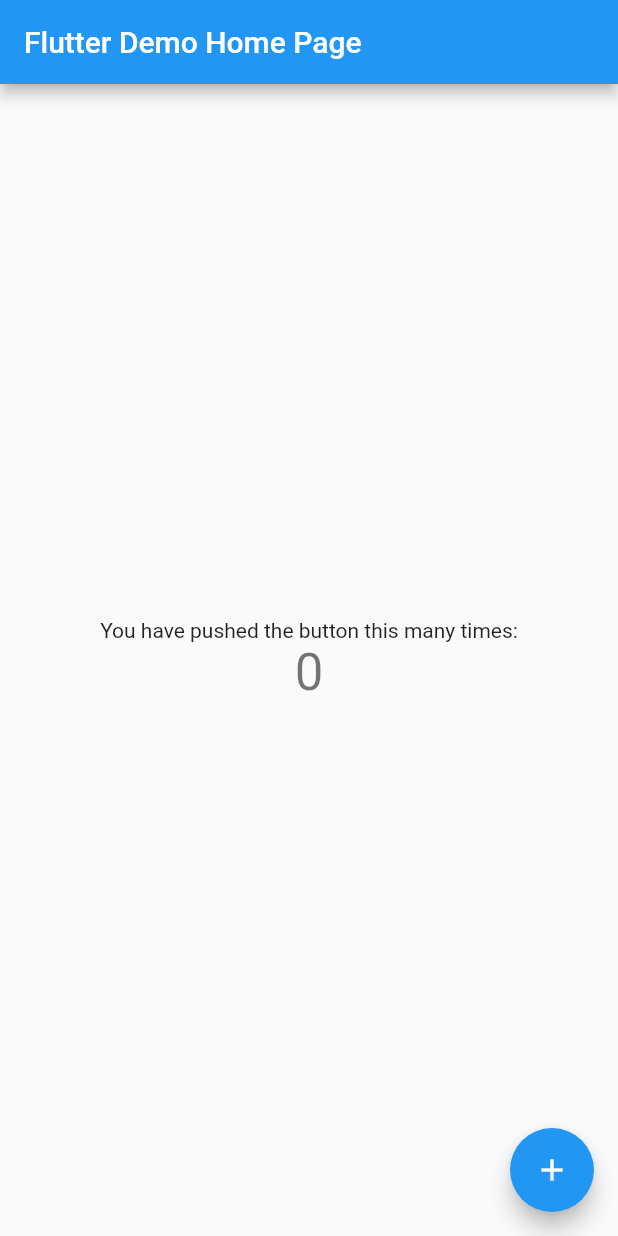
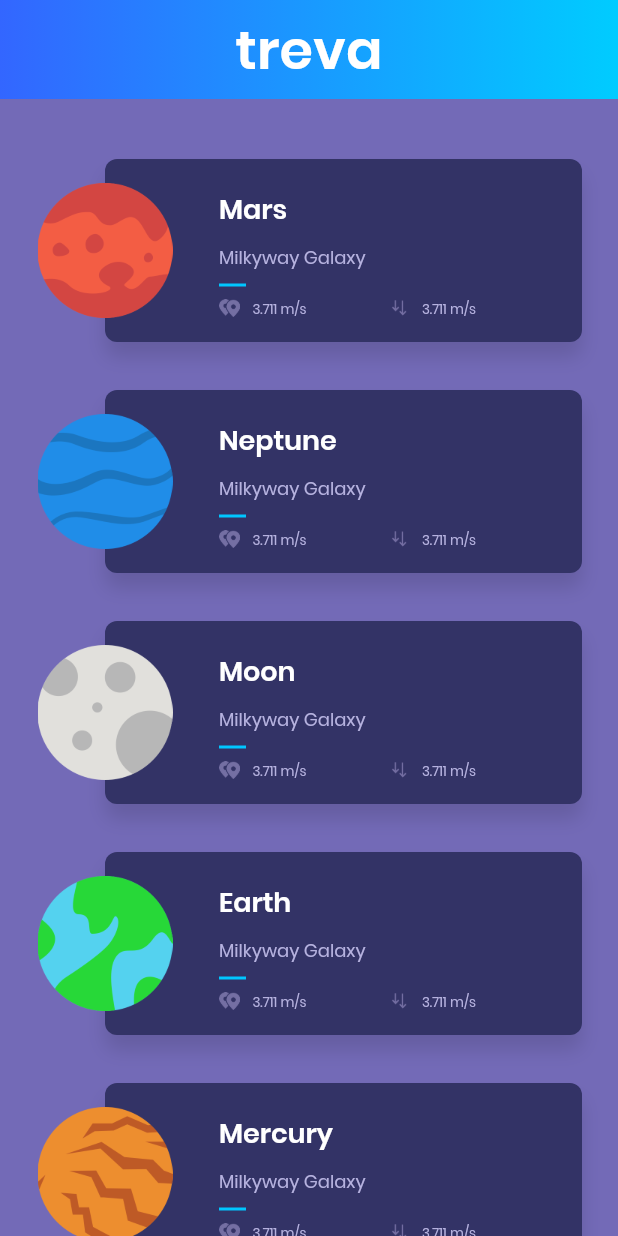
Before and after one commit to kaoussi/flutter-planets, a Flutter app: the screen it shows after launch, on a phone screen of 412 x 824 dp. Run offline on Flutter 3.47's test engine with Material 2 defaults, Android fonts, the phone set to English and light mode, and no system bars.

Commit message:
first commit

```diff
--- a/lib/main.dart
+++ b/lib/main.dart
@@ -1,109 +1,9 @@
 import 'package:flutter/material.dart';
+import 'package:planets/ui/home/HomePage.dart';
 
-void main() => runApp(new MyApp());
-
-class MyApp extends StatelessWidget {
-  // This widget is the root of your application.
-  @override
-  Widget build(BuildContext context) {
-    return new MaterialApp(
-      title: 'Flutter Demo',
-      theme: new ThemeData(
-        // This is the theme of your application.
-        //
-        // Try running your application with "flutter run". You'll see the
-        // application has a blue toolbar. Then, without quitting the app, try
-        // changing the primarySwatch below to Colors.green and then invoke
-        // "hot reload" (press "r" in the console where you ran "flutter run",
-        // or press Run > Flutter Hot Reload in IntelliJ). Notice that the
-        // counter didn't reset back to zero; the application is not restarted.
-        primarySwatch: Colors.blue,
-      ),
-      home: new MyHomePage(title: 'Flutter Demo Home Page'),
-    );
-  }
+void main() {
+  runApp(new MaterialApp(
+    title: "Planets",
+    home: new HomePage(),
+  ));
 }
-
-class MyHomePage extends StatefulWidget {
-  MyHomePage({Key key, this.title}) : super(key: key);
-
-  // This widget is the home page of your application. It is stateful, meaning
-  // that it has a State object (defined below) that contains fields that affect
-  // how it looks.
-
-  // This class is the configuration for the state. It holds the values (in this
-  // case the title) provided by the parent (in this case the App widget) and
-  // used by the build method of the State. Fields in a Widget subclass are
-  // always marked "final".
-
-  final String title;
-
-  @override
-  _MyHomePageState createState() => new _MyHomePageState();
-}
-
-class _MyHomePageState extends State<MyHomePage> {
-  int _counter = 0;
-
-  void _incrementCounter() {
-    setState(() {
-      // This call to setState tells the Flutter framework that something has
-      // changed in this State, which causes it to rerun the build method below
-      // so that the display can reflect the updated values. If we changed
-      // _counter without calling setState(), then the build method would not be
-      // called again, and so nothing would appear to happen.
-      _counter++;
-    });
-  }
-
-  @override
-  Widget build(BuildContext context) {
-    // This method is rerun every time setState is called, for instance as done
-    // by the _incrementCounter method above.
-    //
-    // The Flutter framework has been optimized to make rerunning build methods
-    // fast, so that you can just rebuild anything that needs updating rather
-    // than having to individually change instances of widgets.
-    return new Scaffold(
-      appBar: new AppBar(
-        // Here we take the value from the MyHomePage object that was created by
-        // the App.build method, and use it to set our appbar title.
-        title: new Text(widget.title),
-      ),
-      body: new Center(
-        // Center is a layout widget. It takes a single child and positions it
-        // in the middle of the parent.
-        child: new Column(
-          // Column is also layout widget. It takes a list of children and
-          // arranges them vertically. By default, it sizes itself to fit its
-          // children horizontally, and tries to be as tall as its parent.
-          //
-          // Invoke "debug paint" (press "p" in the console where you ran
-          // "flutter run", or select "Toggle Debug Paint" from the Flutter tool
-          // window in IntelliJ) to see the wireframe for each widget.
-          //
-          // Column has various properties to control how it sizes itself and
-          // how it positions its children. Here we use mainAxisAlignment to
-          // center the children vertically; the main axis here is the vertical
-          // axis because Columns are vertical (the cross axis would be
-          // horizontal).
-          mainAxisAlignment: MainAxisAlignment.center,
-          children: <Widget>[
-            new Text(
-              'You have pushed the button this many times:',
-            ),
-            new Text(
-              '$_counter',
-              style: Theme.of(context).textTheme.display1,
-            ),
-          ],
-        ),
-      ),
-      floatingActionButton: new FloatingActionButton(
-        onPressed: _incrementCounter,
-        tooltip: 'Increment',
-        child: new Icon(Icons.add),
-      ), // This trailing comma makes auto-formatting nicer for build methods.
-    );
-  }
-}
--- /dev/null
+++ b/lib/model/planets.dart
@@ -0,0 +1,60 @@
+class Planet {
+  final String id;
+  final String name;
+  final String location;
+  final String distance;
+  final String gravity;
+  final String description;
+  final String image;
+
+  const Planet({this.id, this.name, this.location, this.distance, this.gravity, this.description, this.image});
+
+}
+
+List<Planet> planets = [
+  const Planet(
+    id: "1",
+    name: "Mars",
+    location: "Milkyway Galaxy",
+    distance: "54.6m Km",
+    gravity: "3.711 m/s ",
+    description: "Lorem ipsum...",
+    image: 'assets/image/mars.png',
+  ),
+  const Planet(
+    id: "2",
+    name: "Neptune",
+    location: "Milkyway Galaxy",
+    distance: "54.6m Km",
+    gravity: "3.711 m/s ",
+    description: "Lorem ipsum...",
+    image: 'assets/image/neptune.png',
+  ),
+  const Planet(
+    id: "3",
+    name: "Moon",
+    location: "Milkyway Galaxy",
+    distance: "54.6m Km",
+    gravity: "3.711 m/s ",
+    description: "Lorem ipsum...",
+    image: 'assets/image/moon.png',
+  ),
+  const Planet(
+    id: "4",
+    name: "Earth",
+    location: "Milkyway Galaxy",
+    distance: "54.6m Km",
+    gravity: "3.711 m/s ",
+    description: "Lorem ipsum...",
+    image: 'assets/image/earth.png',
+  ),
+  const Planet(
+    id: "5",
+    name: "Mercury",
+    location: "Milkyway Galaxy",
+    distance: "54.6m Km",
+    gravity: "3.711 m/s ",
+    description: "Lorem ipsum...",
+    image: 'assets/image/mercury.png',
+  ),
+];
--- /dev/null
+++ b/lib/ui/home/GradientAppBar.dart
@@ -0,0 +1,42 @@
+import 'package:flutter/material.dart';
+import 'package:path/path.dart';
+
+class GradientAppBar extends StatelessWidget {
+  final String title;
+  final double barHeight = 66.0;
+
+  GradientAppBar(this.title);
+
+  @override
+  Widget build(BuildContext context) {
+    final double statusBarHeight = MediaQuery.of(context).padding.top;
+
+    return new Container(
+      padding: new EdgeInsets.only(top: statusBarHeight),
+      height: statusBarHeight + barHeight,
+      decoration: new BoxDecoration(
+        gradient: new LinearGradient(
+            colors: [
+              const Color(0xFF3366FF),
+              const Color(0xFF00CCFF),
+            ],
+            begin: const FractionalOffset(0.0, 0.0),
+            end: const FractionalOffset(1.0, 0.0),
+            stops: [0.0, 1.0],
+            tileMode: TileMode.clamp
+        ),
+      ),
+      child: new Center(
+        child: new Text(
+          title,
+          style: const TextStyle(
+            color: Colors.white,
+            fontFamily: 'Poppins',
+            fontWeight: FontWeight.w600,
+            fontSize: 36.0
+          ),
+        ),
+      ),
+    );
+  }
+}
--- /dev/null
+++ b/lib/ui/home/HomePage.dart
@@ -0,0 +1,18 @@
+import 'package:flutter/material.dart';
+import 'package:planets/ui/home/GradientAppBar.dart';
+import 'package:planets/ui/home/HomePageBody.dart';
+
+class HomePage extends StatelessWidget {
+
+  @override
+  Widget build(BuildContext context) {
+    return new Scaffold(
+      body: new Column(
+        children: <Widget>[
+          new GradientAppBar("treva"),
+          new HomePageBody(),
+        ],
+      ),
+    );
+  }
+}
--- /dev/null
+++ b/lib/ui/home/HomePageBody.dart
@@ -0,0 +1,29 @@
+import 'package:flutter/material.dart';
+import 'package:planets/ui/home/PlanetRow.dart';
+import 'package:planets/model/planets.dart';
+
+class HomePageBody extends StatelessWidget {
+    @override
+    Widget build(BuildContext context) {
+      return new Expanded(
+          child: new Container(
+            color: new Color(0xFF736AB7),
+            child: new CustomScrollView(
+              scrollDirection: Axis.vertical,
+              slivers: <Widget>[
+                new SliverPadding(
+                    padding: const EdgeInsets.symmetric(vertical: 24.0),
+                    sliver: new SliverFixedExtentList(
+                        itemExtent: 154.0,
+                        delegate: new SliverChildBuilderDelegate(
+                            (context, index) => new PlanetRow(planets[index]),
+                          childCount: planets.length,
+                        ),
+                    ),
+                ),
+              ],
+            ),
+          )
+      );
+    }
+  }
--- /dev/null
+++ b/lib/ui/home/PlanetRow.dart
@@ -0,0 +1,126 @@
+import 'package:flutter/material.dart';
+import 'package:planets/model/planets.dart';
+
+class PlanetRow extends StatelessWidget {
+
+  final Planet planet;
+  PlanetRow(this.planet);
+
+  final baseTextStyle = const TextStyle(
+      fontFamily: 'Poppins'
+  );
+
+  @override
+  Widget build(BuildContext context) {
+
+    final planetThumbnail = new Container(
+      margin: new EdgeInsets.symmetric(
+          vertical: 16.0
+      ),
+      alignment: FractionalOffset.centerLeft,
+      child: new Image(
+        image: new AssetImage(planet.image),
+        height: 92.0,
+        width: 92.0,
+      ),
+    );
+
+    final baseTextStyle = const TextStyle(
+        fontFamily: 'Poppins'
+    );
+
+    final headerTextStyle = baseTextStyle.copyWith(
+        color: Colors.white,
+        fontSize: 18.0,
+        fontWeight: FontWeight.w600
+    );
+
+    final regularTextStyle = baseTextStyle.copyWith(
+      color: const Color(0xffb6b2df),
+      fontSize: 9.0,
+      fontWeight: FontWeight.w400
+    );
+
+    final subHeaderTextStyle = regularTextStyle.copyWith(
+        fontSize: 12.0
+    );
+
+    Widget _planetValue({String value, String image}) {
+      return new Row(
+        children: <Widget>[
+          new Image.asset(image, height: 12.0),
+          new Container(width: 8.0),
+          new Text(planet.gravity,
+            style: regularTextStyle
+          ),
+        ],
+      );
+    }
+
+    final planetCardContent = new Container(
+      margin: new EdgeInsets.fromLTRB(76.0, 16.0, 16.0, 16.0),
+      constraints: new BoxConstraints.expand(),
+      child: new Column(
+        crossAxisAlignment: CrossAxisAlignment.start,
+        children: <Widget>[
+          new Container(height: 4.0),
+          new Text(planet.name, style: headerTextStyle),
+          new Container(height: 10.0),
+          new Text(planet.location, style: subHeaderTextStyle),
+          new Container(
+              margin: new EdgeInsets.symmetric(vertical: 8.0),
+              height: 2.0,
+              width: 18.0,
+              color: new Color(0xff00c6ff)
+          ),
+          new Row(
+            children: <Widget>[
+              new Expanded(
+                  child: _planetValue(
+                      value: planet.distance,
+                      image: 'assets/image/ic_distance.png')
+
+              ),
+              new Expanded(
+                  child: _planetValue(
+                      value: planet.gravity,
+                      image: 'assets/image/ic_gravity.png')
+              )
+            ],
+          ),
+        ],
+      ),
+    );
+
+    final planetCard = new Container(
+      child: planetCardContent,
+      height: 124.0,
+      margin: new EdgeInsets.only(left: 46.0),
+      decoration: new BoxDecoration(
+        color: new Color(0xFF333366),
+        shape: BoxShape.rectangle,
+        borderRadius: new BorderRadius.circular(8.0),
+        boxShadow: <BoxShadow>[
+          new BoxShadow(
+            color: Colors.black12,
+            blurRadius: 10.0,
+            offset: new Offset(0.0, 10.0),
+          ),
+        ],
+      ),
+    );
+
+    return new Container(
+      margin: const EdgeInsets.symmetric(
+        vertical: 16.0,
+        horizontal: 24.0,
+      ),
+      child: new Stack(
+        children: <Widget>[
+          planetCard,
+          planetThumbnail,
+        ],
+      ),
+    );
+  }
+}
```
Also changed, not shown: pubspec.yaml (+15 -8 lines), assets/fonts/Poppins-Regular.ttf (added), assets/fonts/Poppins-SemiBold.ttf (added), assets/image/earth.png (added), assets/image/ic_distance (1).png (added), assets/image/ic_distance.png (added), assets/image/ic_gravity.png (added), assets/image/mars.png (added), assets/image/mercury.png (added), assets/image/moon.png (added), assets/image/neptune.png (added).
